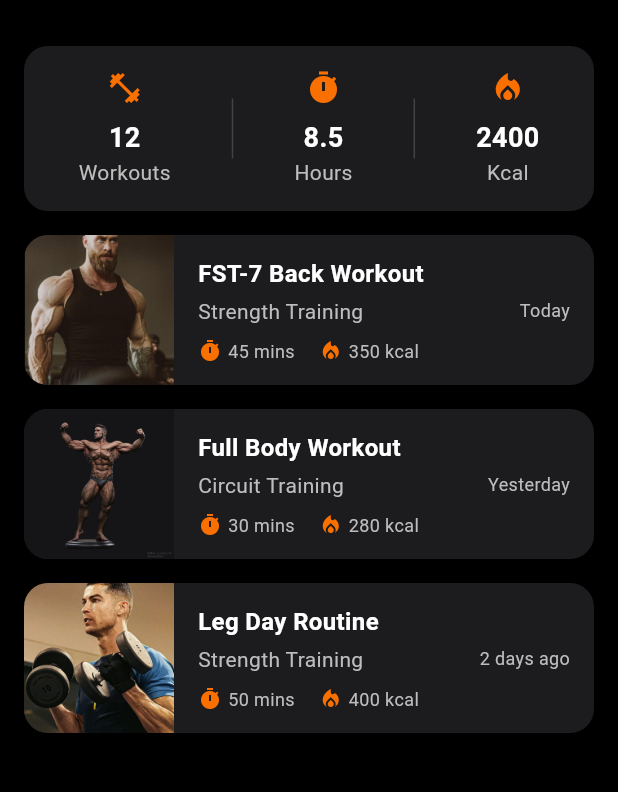
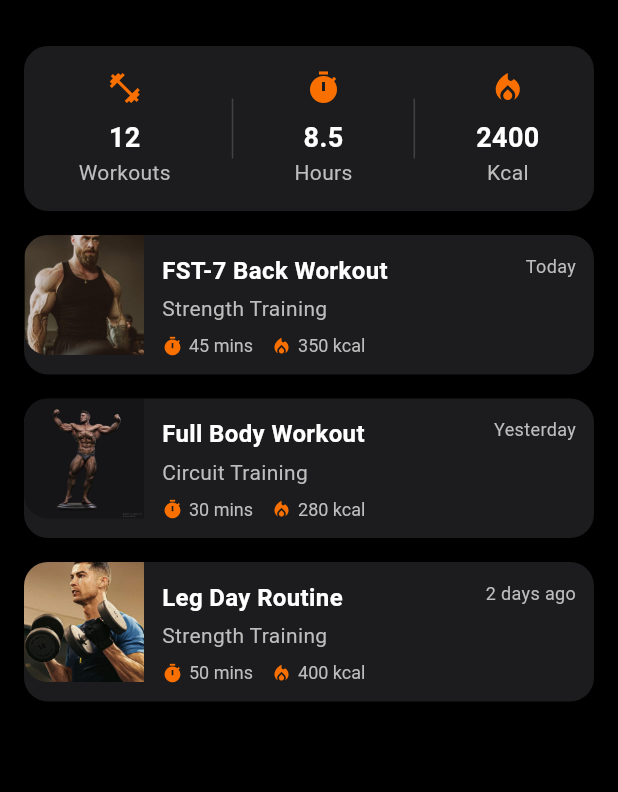
Before and after one commit to Debs1025/Bakal_Titans, a Flutter app: the Sidebar widget shown alone on an empty page, opened directly, after a tap on "Activity", on a phone screen of 412 x 824 dp, the part 62-854 px from its top. Run offline on Flutter 3.47's test engine with Material 3 defaults, Android fonts, the phone set to English and light mode, and no system bars; our stand-ins replace image_picker.

Commit message:
Fixed sidebar screens

```diff
--- a/my_project/lib/User/Sidebar/Sidebar.dart
+++ b/my_project/lib/User/Sidebar/Sidebar.dart
@@ -4,6 +4,8 @@ import '../dashboard/Extras/Activity.dart';
 import '../dashboard/Extras/Favorites.dart';
 import '../dashboard/Extras/Notification.dart';
 import '../dashboard/Extras/Terms.dart';
+import '../dashboard/Profile/profile.dart';
+
 
 class Sidebar extends StatelessWidget {
   final Function()? onProfileTap;
@@ -49,7 +51,7 @@ class Sidebar extends StatelessWidget {
             ),
           ),
           const SizedBox(height: 20),
-          _buildProfileTile(),
+          _buildProfileTile(context),
           _buildMenuItem(context, Icons.local_activity, 'Activity', onActivityTap),
           _buildMenuItem(context, Icons.favorite_border, 'Favorites', onFavoritesTap),
           _buildMenuItem(context, Icons.description_outlined, 'Terms and Policies', onSettingsTap),
@@ -62,16 +64,22 @@ class Sidebar extends StatelessWidget {
     );
   }
 
-  Widget _buildProfileTile() {
-    return const ListTile(
-      leading: CircleAvatar(
+  Widget _buildProfileTile(BuildContext context) {
+    return ListTile(
+      leading: const CircleAvatar(
         backgroundColor: Color(0xFFF97000),
         child: Icon(Icons.person, color: Colors.white),
       ),
-      title: Text(
+      title: const Text(
         'Profile',
         style: TextStyle(color: Colors.white),
       ),
+      onTap: () {
+        Navigator.push(
+          context,
+          MaterialPageRoute(builder: (context) => const ProfilePage()),
+        );
+      },
     );
   }
 
--- a/my_project/lib/User/dashboard/Extras/Activity.dart
+++ b/my_project/lib/User/dashboard/Extras/Activity.dart
@@ -2,7 +2,6 @@ import 'package:flutter/material.dart';
 import '../homescreen.dart';
 
 class ActivityPage extends StatelessWidget {
-  // Sample activity data - in a real app this would come from a database
   final List<Map<String, dynamic>> activities = [
     {
       "title": "FST-7 Back Workout",
@@ -137,23 +136,30 @@ class ActivityPage extends StatelessWidget {
           borderRadius: BorderRadius.circular(16),
         ),
         child: Row(
+          crossAxisAlignment: CrossAxisAlignment.start,
           children: [
+            // Activity Image
             ClipRRect(
               borderRadius: const BorderRadius.only(
                 topLeft: Radius.circular(16),
                 bottomLeft: Radius.circular(16),
               ),
+              child: SizedBox(
+                width: 80, // Reduced from 100
+                height: 80, // Reduced from 100
                 child: Image.asset(
                   activity["image"]!,
-                  width: 100,
-                  height: 100,
                   fit: BoxFit.cover,
                 ),
               ),
-              const SizedBox(width: 16),
+            ),
+            // Activity Details
             Expanded(
+              child: Padding(
+                padding: const EdgeInsets.all(12),
                 child: Column(
                   crossAxisAlignment: CrossAxisAlignment.start,
+                  mainAxisSize: MainAxisSize.min,
                   children: [
                     Text(
                       activity["title"]!,
@@ -162,6 +168,8 @@ class ActivityPage extends StatelessWidget {
                         fontSize: 16,
                         fontWeight: FontWeight.bold,
                       ),
+                      maxLines: 1,
+                      overflow: TextOverflow.ellipsis,
                     ),
                     const SizedBox(height: 4),
                     Text(
@@ -172,24 +180,39 @@ class ActivityPage extends StatelessWidget {
                       ),
                     ),
                     const SizedBox(height: 8),
-                    Row(
+                    // Activity Stats
+                    DefaultTextStyle(
+                      style: TextStyle(
+                        color: Colors.grey[400],
+                        fontSize: 12,
+                      ),
+                      child: Row(
                         children: [
-                        _buildActivityDetail(
+                          Icon(
                             Icons.timer,
-                          activity["duration"]!,
+                            color: const Color(0xFFF97000),
+                            size: 14,
                           ),
-                        const SizedBox(width: 16),
-                        _buildActivityDetail(
+                          const SizedBox(width: 4),
+                          Text(activity["duration"]!),
+                          const SizedBox(width: 12),
+                          Icon(
                             Icons.local_fire_department,
-                          "${activity["calories"]} kcal",
+                            color: const Color(0xFFF97000),
+                            size: 14,
                           ),
+                          const SizedBox(width: 4),
+                          Text("${activity["calories"]} kcal"),
                         ],
+                      ),
                     ),
                   ],
                 ),
               ),
-              Container(
-                padding: const EdgeInsets.all(16),
+            ),
+            // Date
+            Padding(
+              padding: const EdgeInsets.all(12),
               child: Text(
                 activity["date"]!,
                 style: TextStyle(
@@ -204,20 +227,4 @@ class ActivityPage extends StatelessWidget {
     },
   );
  }
-
-  Widget _buildActivityDetail(IconData icon, String text) {
-    return Row(
-      children: [
-        Icon(icon, color: const Color(0xFFF97000), size: 16),
-        const SizedBox(width: 4),
-        Text(
-          text,
-          style: TextStyle(
-            color: Colors.grey[400],
-            fontSize: 12,
-          ),
-        ),
-      ],
-    );
 }
-}
```
Also changed, not shown: my_project/lib/User/dashboard/Extras/Favorites.dart (+32 -3 lines), my_project/lib/User/dashboard/Extras/Notification.dart (+44 -17 lines), my_project/lib/User/dashboard/Extras/Terms.dart (+10 -37 lines), my_project/lib/User/dashboard/homescreen.dart (+10 -1 lines). Lines whose indentation alone changed are shown as unchanged.
